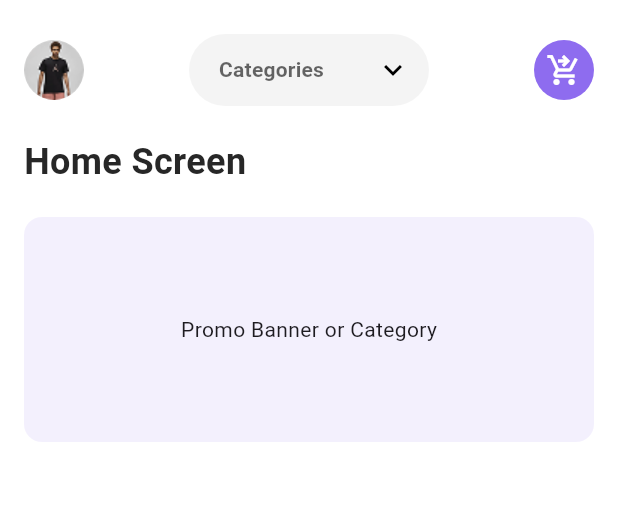
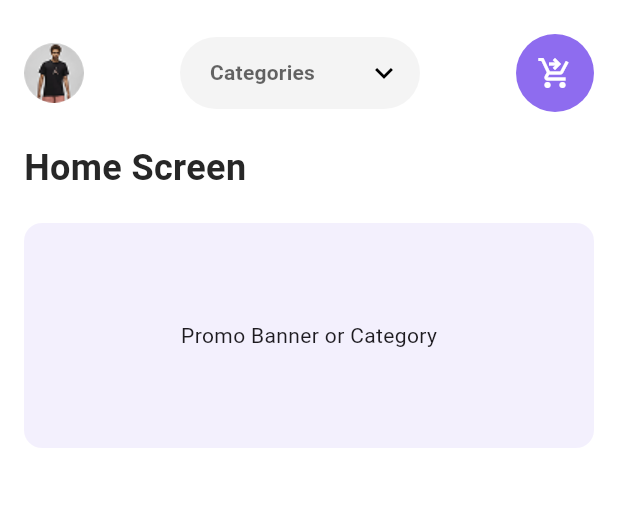
Before and after one commit to Dialawilson/clot, a Flutter app: the Home screen opened directly, on a phone screen of 412 x 824 dp, the part 71-578 px from its top. Run offline on Flutter 3.47's test engine with Material 3 defaults, Android fonts, the phone set to English and light mode, and no system bars; our stand-ins replace flutter_svg.

Commit message:
refactor HomeHeader widget for improved readability and maintainability

```diff
--- a/lib/widgets/dropdown.dart
+++ b/lib/widgets/dropdown.dart
@@ -63,15 +63,18 @@ class HomeHeader extends StatelessWidget {
 
         // Notification Icon
         Container(
-          padding: const EdgeInsets.all(8),
+          padding: const EdgeInsets.all(2),
           decoration: const BoxDecoration(
             color: AppColor.btnBackgroundColor,
             shape: BoxShape.circle,
           ),
-          child: const Icon(
-            Icons.shopping_cart_checkout_outlined,
-            color: Colors.white,
-            size: 24,
+          child: const IconButton(
+            onPressed: null,
+            icon: Icon(
+              Icons.shopping_cart_checkout_outlined,
+              color: Colors.white,
+              size: 24,
+            ),
           ),
         ),
       ],
```
